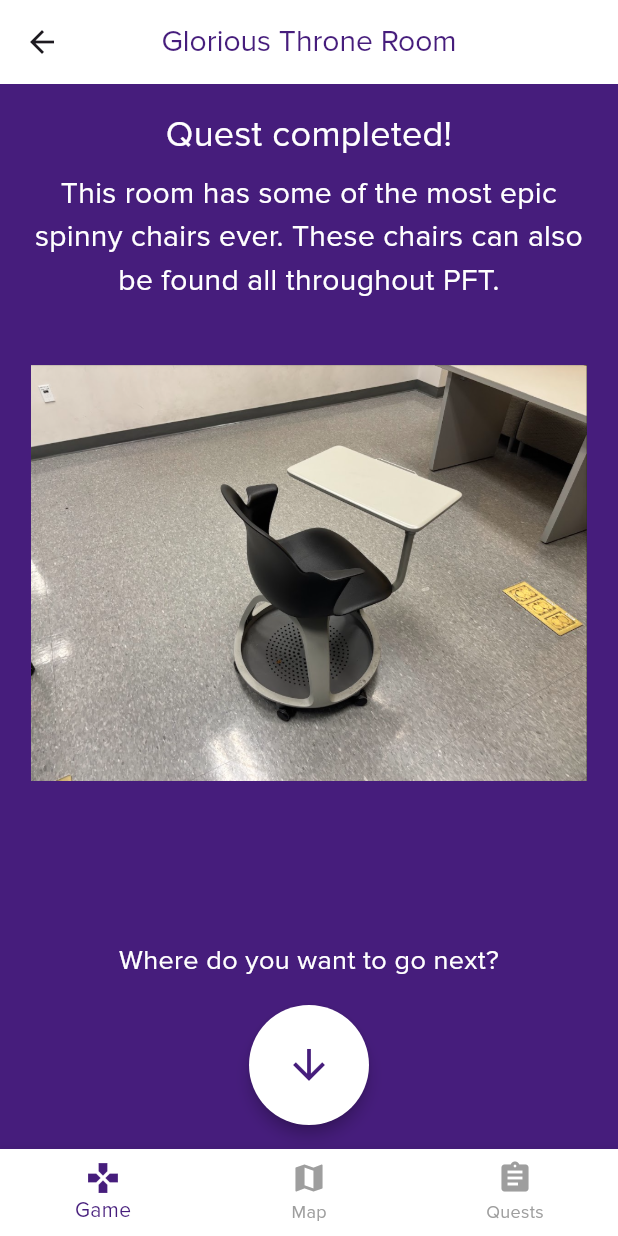
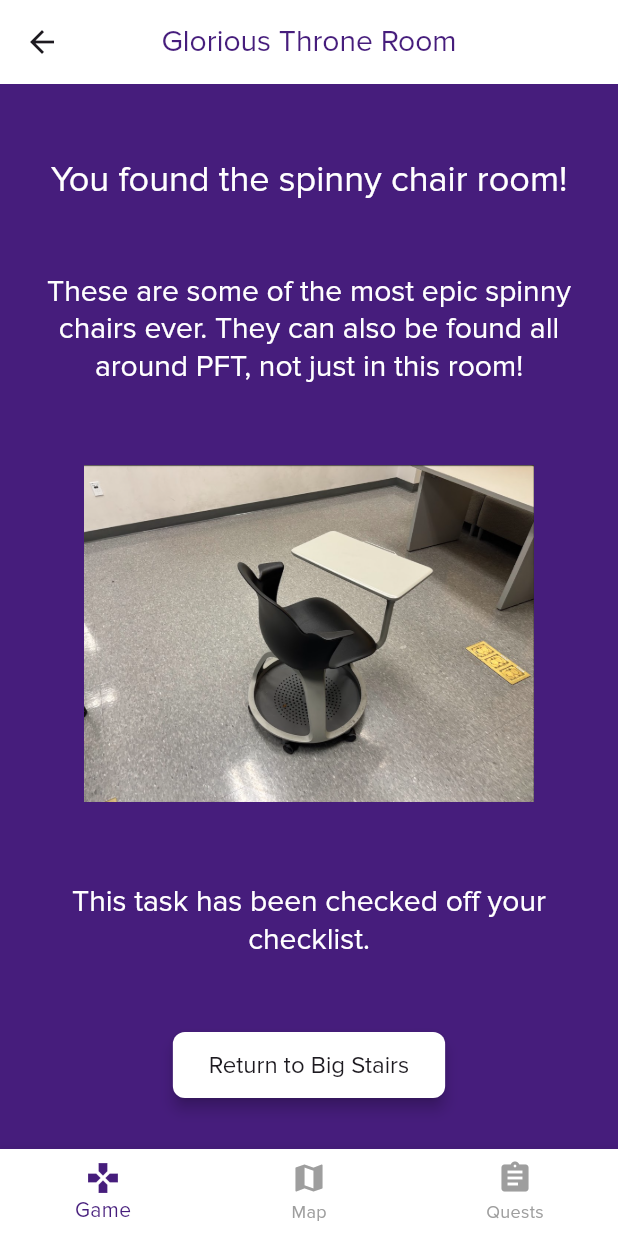
Before and after one commit to AaronAucoin/scavenger_hunt_new, a Flutter app: the ThroneRoomScreen screen opened directly, on a phone screen of 412 x 824 dp. Run offline on Flutter 3.47's test engine with Material 3 defaults, Android fonts, the phone set to English and light mode, and no system bars.

Commit message:
Spinny chair room is here again

```diff
--- a/lib/big_stairs_screen.dart
+++ b/lib/big_stairs_screen.dart
@@ -77,7 +77,6 @@ class _BigStairsScreenState extends State<BigStairsScreen> {
             'Big Stairs',
             style: Theme.of(context).textTheme.titleLarge!.copyWith(
                   color: Color(0xFF461D7C),
-                  fontWeight: FontWeight.bold,
                 ),
           ),
         ),
@@ -256,7 +255,7 @@ class _BigStairsScreenState extends State<BigStairsScreen> {
                         elevation: 4,
                       ),
                       child: const Icon(
-                        Icons.rotate_left,
+                        Icons.arrow_downward,
                         size: 32,
                       ),
                     ),
@@ -279,7 +278,7 @@ class _BigStairsScreenState extends State<BigStairsScreen> {
                         elevation: 4,
                       ),
                       child: const Icon(
-                        Icons.arrow_forward,
+                        Icons.arrow_upward,
                         size: 32,
                       ),
                     ),
@@ -302,7 +301,7 @@ class _BigStairsScreenState extends State<BigStairsScreen> {
                         elevation: 4,
                       ),
                       child: const Icon(
-                        Icons.help_outline,
+                        Icons.arrow_forward,
                         size: 32,
                       ),
                     ),
--- a/lib/throne_room_screen.dart
+++ b/lib/throne_room_screen.dart
@@ -55,73 +55,65 @@ class _ThroneRoomScreenState extends State<ThroneRoomScreen> {
           ),
         ),
       ),
-      body: Column(
-        children: [
-          Padding(
-            padding: const EdgeInsets.fromLTRB(16.0, 16.0, 16.0, 0),
+      body: SafeArea(
           child: Column(
             children: [
-                const Text(
-                  'Quest completed!',
-                  style: TextStyle(
+              Expanded(
+                child: Padding(
+                  padding: const EdgeInsets.fromLTRB(16.0, 32.0, 16.0, 0),
+                  child: Column(
+                    children: [
+                      const SizedBox(height: 16),
+                      Text(
+                        'You found the spinny chair room!',
+                        style: Theme.of(context).textTheme.titleLarge!.copyWith(
                               fontSize: 24,
-                    fontWeight: FontWeight.w400,
                               color: Colors.white,
                             ),
                         textAlign: TextAlign.center,
                       ),
-                const SizedBox(height: 8),
-                const Text(
-                  'This room has some of the most epic spinny chairs ever. These chairs can also be found all throughout PFT.',
-                  style: TextStyle(
+                      const Spacer(),
+                      Text(
+                        'These are some of the most epic spinny chairs ever. They can also be found all around PFT, not just in this room!',
+                        style: Theme.of(context).textTheme.titleLarge!.copyWith(
                               fontSize: 20,
-                    fontWeight: FontWeight.w400,
                               color: Colors.white,
                             ),
                         textAlign: TextAlign.center,
                       ),
-              ],
-            ),
-          ),
                       const SizedBox(height: 16),
-          Center(
-            child: Container(
-              width: MediaQuery.of(context).size.width * 0.9,
-              height: MediaQuery.of(context).size.height * 0.4,
-              child: Image.asset(
+                      Image.asset(
                         'assets/coolchair.png',
+                        height: 300,
+                        width: 300,
                         fit: BoxFit.contain,
                         errorBuilder: (context, error, stackTrace) {
                           print('Error loading image: $error');
                           return const Center(
                             child: Text(
-                      'Throne image not found',
+                              'Poster image not found',
                               style: TextStyle(color: Colors.white),
                             ),
                           );
                         },
                       ),
-            ),
-          ),
-          const Spacer(),
-          const Padding(
-            padding: EdgeInsets.symmetric(horizontal: 16.0, vertical: 16.0),
-            child: Text(
-              'Where do you want to go next?',
-              style: TextStyle(
-                fontSize: 18,
+                      const SizedBox(height: 16),
+                      Text(
+                        'This task has been checked off your checklist.',
+                        style: Theme.of(context).textTheme.titleLarge!.copyWith(
+                              fontSize: 20,
                               color: Colors.white,
                             ),
                         textAlign: TextAlign.center,
                       ),
+                      const Spacer(), // Push everything above upwards
+                    ],
+                  ),
+                ),
               ),
               Padding(
-            padding: const EdgeInsets.only(bottom: 16.0),
-            child: Row(
-              mainAxisAlignment: MainAxisAlignment.spaceEvenly,
-              children: [
-                Tooltip(
-                  message: 'Go back downstairs',
+                padding: const EdgeInsets.only(
+                    bottom: 32.0), // Space from the bottom
                 child: ElevatedButton(
                   onPressed: () {
                     Navigator.pop(context);
@@ -129,20 +121,23 @@ class _ThroneRoomScreenState extends State<ThroneRoomScreen> {
                   style: ElevatedButton.styleFrom(
                     backgroundColor: Colors.white,
                     foregroundColor: const Color(0xFF461D7C),
-                      padding: const EdgeInsets.all(24),
-                      shape: const CircleBorder(),
+                    padding: const EdgeInsets.symmetric(
+                        horizontal: 24, vertical: 12),
+                    shape: RoundedRectangleBorder(
+                      borderRadius: BorderRadius.circular(8),
+                    ),
                     elevation: 4,
                   ),
-                    child: const Icon(
-                      Icons.arrow_downward,
-                      size: 32,
+                  child: Text(
+                    'Return to Big Stairs',
+                    style: Theme.of(context).textTheme.titleLarge!.copyWith(
+                          fontSize: 16,
+                        ),
                   ),
                 ),
               ),
             ],
           ),
-          ),
-        ],
         ),
       bottomNavigationBar: BottomNavigationBar(
         backgroundColor: Colors.white,
```
Lines whose indentation alone changed are shown as unchanged.
